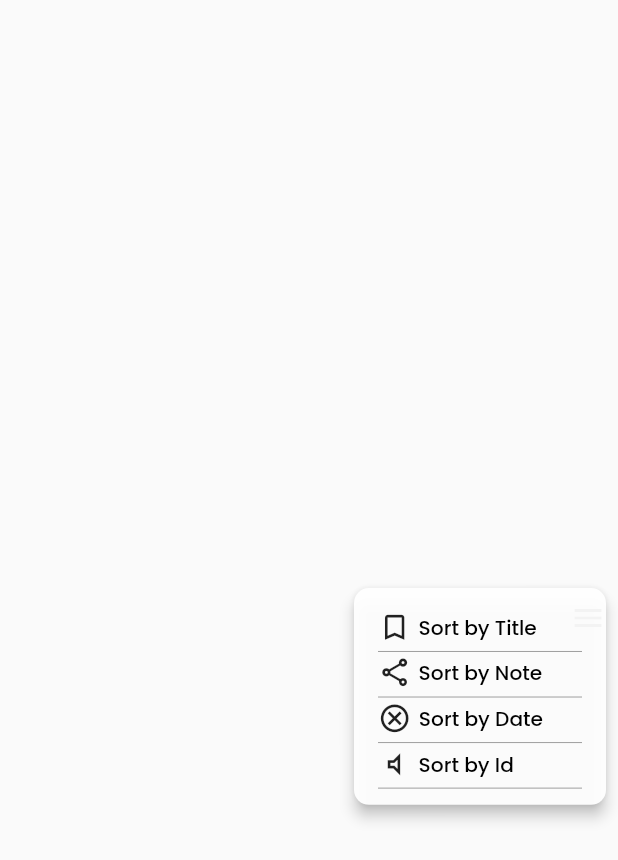
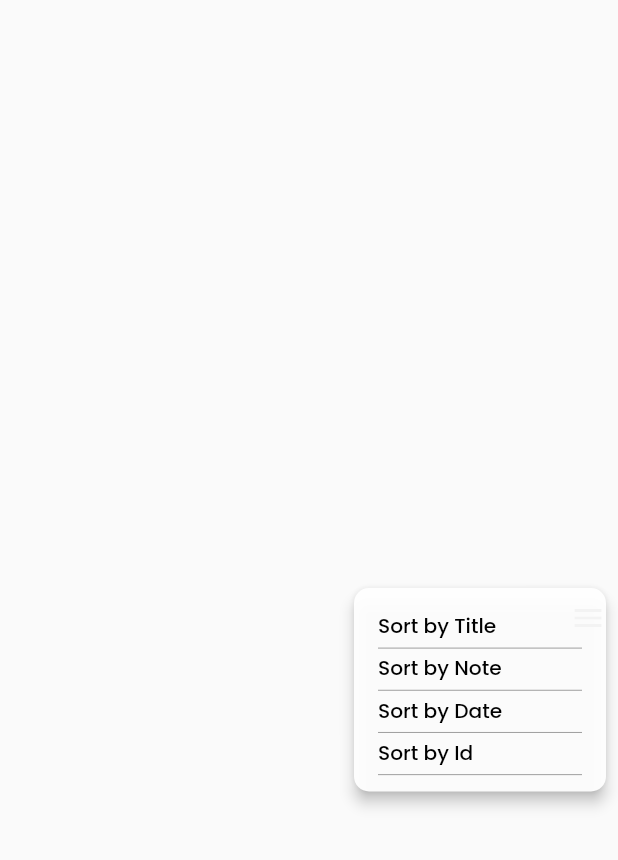
Before and after one commit to NBG-nero/Notify, a Flutter app: the CustomPopupMenu widget shown alone on an empty page, opened directly, after a tap on the "menu" icon, on a phone screen of 412 x 824 dp. Shown: the top 860 px of the screen. Run offline on Flutter 3.47's test engine with Material 2 defaults, Android fonts, the phone set to English and light mode, and no system bars; our stand-ins replace auto_route, flutter_screenutil, google_fonts, hive, hive_flutter, shared_preferences and 1 more; accounts and stored records are empty.

Commit message:
feat: adjustments

```diff
--- a/lib/screens/view_note/view_note_screen.dart
+++ b/lib/screens/view_note/view_note_screen.dart
@@ -3,7 +3,7 @@ import 'package:flutter/material.dart';
 import 'package:flutter/services.dart';
 import 'package:flutter_screenutil/flutter_screenutil.dart';
 import 'package:notify/screens/view_note/view_note_view_model.dart';
-import 'package:notify/utilities/theme.dart';
+// import 'package:notify/utilities/theme.dart';
 // import 'package:notify/widgets/custom_textfield.dart';
 import 'package:stacked/stacked.dart';
 
--- a/lib/utilities/theme.dart
+++ b/lib/utilities/theme.dart
@@ -148,8 +148,8 @@ class AppTheme {
         color: Colors.white60,
       ),
       popupMenuTheme: PopupMenuThemeData(
-        // color: Colors.grey.shade800.withOpacity(0.95),
-        color: Colors.white.withOpacity(0.95),
+        color: Colors.grey.shade800.withOpacity(0.95),
+
       ),
       floatingActionButtonTheme:
           FloatingActionButtonThemeData(backgroundColor: primaryColor),
--- a/lib/widgets/custom_pop_up_menu.dart
+++ b/lib/widgets/custom_pop_up_menu.dart
@@ -45,8 +45,7 @@ class _CustomPopupMenuState extends State<CustomPopupMenu> {
             shape: RoundedRectangleBorder(
               borderRadius: BorderRadius.circular(10),
             ),
-            // color: Colors.grey.shade300.withOpacity(0.9),
-            // color: Colors.white.withOpacity(0.95),
+
             child: Padding(
               padding: const EdgeInsets.all(8.0),
               child: Container(
@@ -84,11 +83,9 @@ class _CustomPopupMenuState extends State<CustomPopupMenu> {
                   children: [
                     SizedBox(height: 8.h),
                     Row(
+                      mainAxisAlignment: MainAxisAlignment.start,
                       children: [
-                        Align(
-                            alignment: Alignment.topRight,
-                            child: Icon(Icons.bookmark_border, size: 25.h)),
-                        SizedBox(width: 5.w),
+
                         Text(
                           'Sort by Title',
                           style: textTheme.bodyText2?.copyWith(),
@@ -113,11 +110,10 @@ class _CustomPopupMenuState extends State<CustomPopupMenu> {
                 child: Column(
                   children: [
                     Row(
+                      mainAxisAlignment: MainAxisAlignment.start,
+
                       children: [
-                        Align(
-                            alignment: Alignment.topRight,
-                            child: Icon(Icons.share_outlined, size: 25.h)),
-                        SizedBox(width: 5.w),
+
                         Text(
                           'Sort by Note',
                           style: textTheme.bodyText2?.copyWith(),
@@ -142,16 +138,15 @@ class _CustomPopupMenuState extends State<CustomPopupMenu> {
                 child: Column(
                   children: [
                     Row(
+                      mainAxisAlignment: MainAxisAlignment.start,
+
                       children: [
-                        Align(
-                            alignment: Alignment.topRight,
-                            child: Icon(Icons.cancel_outlined, size: 25.h)),
-                        const SizedBox(width: 5),
+
                         Expanded(
                           child: Container(
                             // width: size.width * 0.6,
                             child: Text(
-                              // 'Unfollow ${widget.post.userName!}',
+
                               'Sort by Date',
                               style: textTheme.bodyText2?.copyWith(),
                               overflow: TextOverflow.ellipsis,
@@ -178,12 +173,10 @@ class _CustomPopupMenuState extends State<CustomPopupMenu> {
                 child: Column(
                   children: [
                     Row(
+                      mainAxisAlignment: MainAxisAlignment.start,
+
                       children: [
-                        Align(
-                            alignment: Alignment.topRight,
-                            child:
-                                Icon(Icons.volume_mute_outlined, size: 25.h)),
-                        SizedBox(width: 5.w),
+
                         Expanded(
                           child: Container(
                             // width: size.width * 0.6,
@@ -209,62 +202,7 @@ class _CustomPopupMenuState extends State<CustomPopupMenu> {
                   ],
                 ),
               ),
-              // PopupMenuItem(
-              //   height: 20.h,
-              //   value: 4,
-              //   child: Column(
-              //     children: [
-              //       Row(
-              //         children: [
-              //           Align(
-              //               alignment: Alignment.topRight,
-              //               child: Icon(
-              //                 Icons.warning_amber_outlined,
-              //                 size: 25.h,
-              //               )),
-              //           SizedBox(width: 5.w),
-              //           Text(
-              //             'Report this post',
-              //             style: textTheme.bodyText2?.copyWith(),
-              //           ),
-              //         ],
-              //       ),
-              //       // SizedBox(height: 5.h),
-              //       // const Divider(
-              //       //   indent: 0,
-              //       //   endIndent: 0,
-              //       //   height: 1,
-              //       //   color: Colors.black45,
-              //       // ),
-              //       SizedBox(
-              //         height: 20.h,
-              //       ),
-              //     ],
-              //   ),
-              // ),
-              // PopupMenuItem(
-              //   height: 20.h,
-              //   value: 5,
-              //   child: Column(
-              //     children: [
-              //       Row(
-              //         children: [
-              //           const Align(
-              //               alignment: Alignment.topRight,
-              //               child: Icon(Icons.visibility_off_outlined)),
-              //           SizedBox(width: 5.w),
-              //           const Text(
-              //             'Who can see this post',
-              //             overflow: TextOverflow.ellipsis,
-              //           ),
-              //         ],
-              //       ),
-              //       SizedBox(
-              //         height: 20.h,
-              //       ),
-              //     ],
-              //   ),
-              // ),
+
             ],
           ),
         ));
```
Also changed, not shown: lib/screens/home/homescreen.dart (+50 -27 lines).
